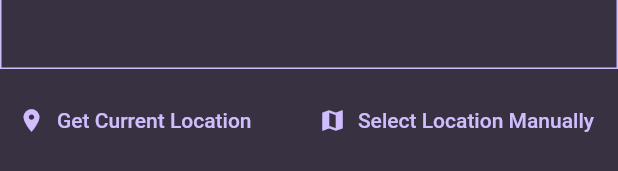
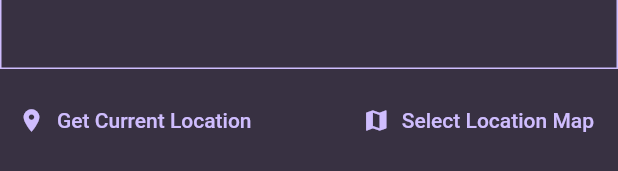
Before and after one commit to sxjal/Favorite-Places, a Flutter app: the LocationInput widget shown alone on an empty page, opened directly, on a phone screen of 412 x 824 dp. Shown: the part 201-372 px from the top of the screen. Run offline on Flutter 3.47's test engine with Material 2 defaults, Android fonts, the phone set to English and light mode, and no system bars; our stand-ins replace flutter_riverpod, google_fonts, google_maps_flutter, image_picker, location.

Commit message:
config location selection

```diff
--- a/lib/screens/map.dart
+++ b/lib/screens/map.dart
@@ -28,7 +28,9 @@ class _MapScreenState extends State<MapScreen> {
         actions: [
           if (widget.isselecting)
             IconButton(
-              onPressed: () {},
+              onPressed: () {
+                Navigator.of(context).pop(_pickedlocation);
+              },
               icon: const Icon(
                 Icons.save,
               ),
@@ -50,7 +52,7 @@ class _MapScreenState extends State<MapScreen> {
           ),
           zoom: 16,
         ),
-        markers: _pickedlocation == null
+        markers: (_pickedlocation == null && widget.isselecting)
             ? {}
             : {
                 Marker(
--- a/lib/widgets/locationinputwidget.dart
+++ b/lib/widgets/locationinputwidget.dart
@@ -152,7 +152,7 @@ class _LocationInputState extends State<LocationInput> {
               ),
               onPressed: () {},
               label: const Text(
-                "Select Location Manually",
+                "Select Location Map",
               ),
             ),
           ],
```
